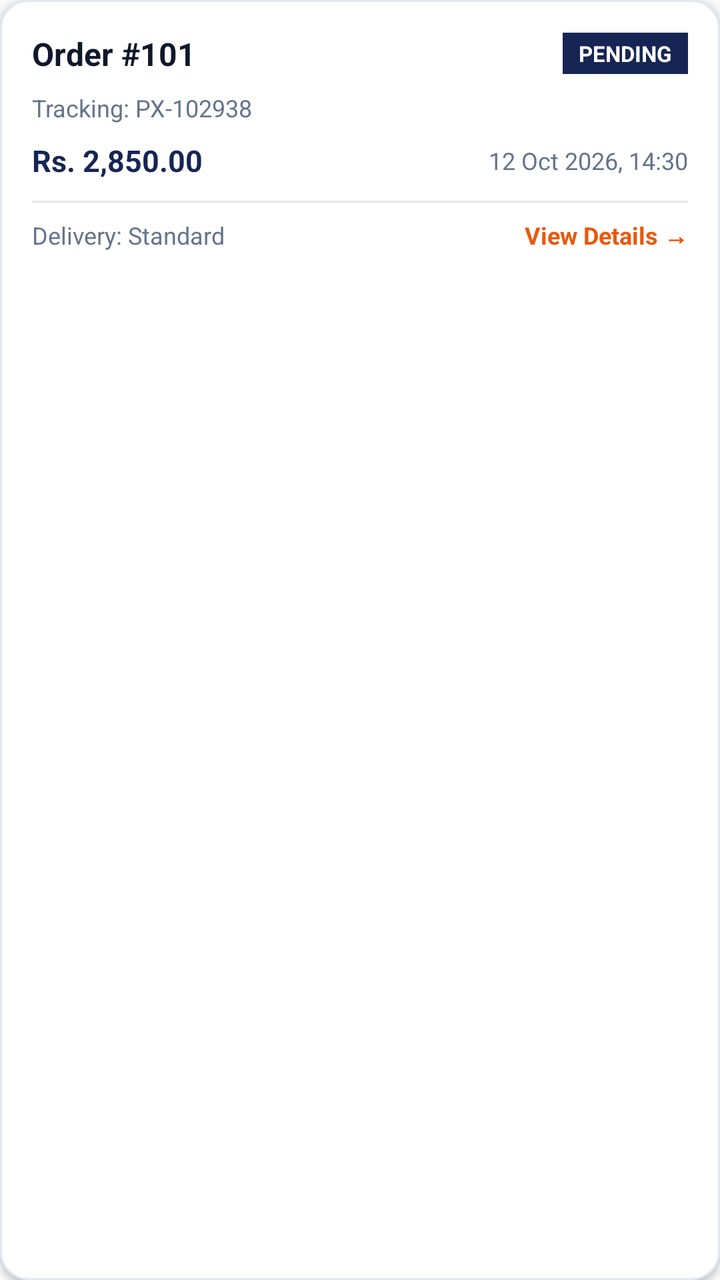
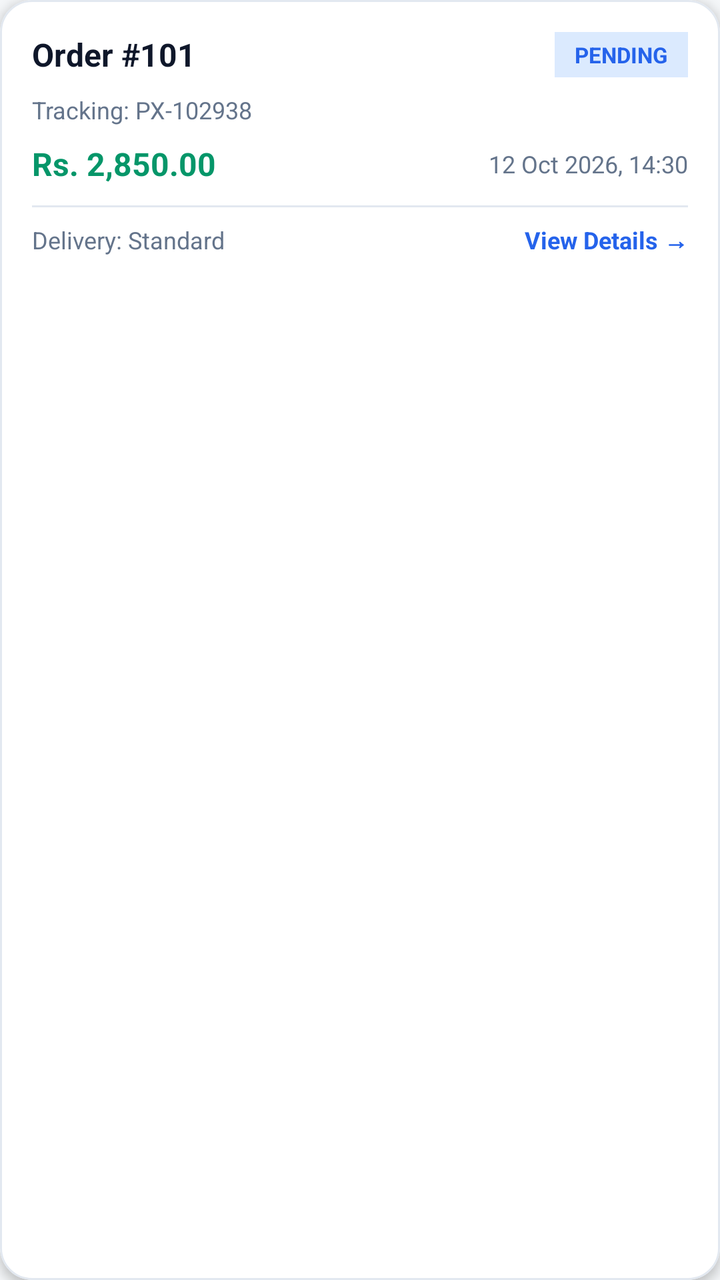

Screens rendered from an Android XML layout before and after an edit, with the pre-edit source and the edit as a unified diff.
<!-- AndroidManifest.xml: application theme Theme.PrintXpress -->
<!-- res/layout/item_order_card_full.xml -->
<?xml version="1.0" encoding="utf-8"?>
<com.google.android.material.card.MaterialCardView xmlns:android="http://schemas.android.com/apk/res/android"
    xmlns:app="http://schemas.android.com/apk/res-auto"
    android:layout_width="match_parent"
    android:layout_height="wrap_content"
    android:layout_marginBottom="12dp"
    app:cardCornerRadius="14dp"
    app:cardElevation="2dp"
    app:cardBackgroundColor="@color/surface"
    app:strokeWidth="1dp"
    app:strokeColor="@color/border">

    <LinearLayout
        android:layout_width="match_parent"
        android:layout_height="wrap_content"
        android:orientation="vertical"
        android:padding="16dp">

        <LinearLayout
            android:layout_width="match_parent"
            android:layout_height="wrap_content"
            android:orientation="horizontal"
            android:gravity="center_vertical"
            android:layout_marginBottom="8dp">

            <TextView
                android:id="@+id/tvOrderNumber"
                android:layout_width="0dp"
                android:layout_weight="1"
                android:layout_height="wrap_content"
                android:text="Order #101"
                android:textSize="16sp"
                android:textStyle="bold"
                android:textColor="@color/text_primary"/>

            <TextView
                android:id="@+id/tvOrderBadgeStatus"
                android:layout_width="wrap_content"
                android:layout_height="wrap_content"
                android:text="PENDING"
                android:textSize="11sp"
                android:textStyle="bold"
                android:textColor="@color/white"
                android:background="@color/primary"
                android:paddingHorizontal="8dp"
                android:paddingVertical="3dp"/>

        </LinearLayout>

        <TextView
            android:id="@+id/tvOrderTrackingCode"
            android:layout_width="wrap_content"
            android:layout_height="wrap_content"
            android:text="Tracking: PX-102938"
            android:textSize="12sp"
            android:textColor="@color/text_secondary"
            android:layout_marginBottom="8dp"/>

        <LinearLayout
            android:layout_width="match_parent"
            android:layout_height="wrap_content"
            android:orientation="horizontal"
            android:gravity="center_vertical"
            android:layout_marginBottom="10dp">

            <TextView
                android:id="@+id/tvOrderTotalAmount"
                android:layout_width="0dp"
                android:layout_weight="1"
                android:layout_height="wrap_content"
                android:text="Rs. 2,850.00"
                android:textSize="15sp"
                android:textStyle="bold"
                android:textColor="@color/primary"/>

            <TextView
                android:id="@+id/tvOrderTimestamp"
                android:layout_width="wrap_content"
                android:layout_height="wrap_content"
                android:text="12 Oct 2026, 14:30"
                android:textSize="12sp"
                android:textColor="@color/text_secondary"/>

        </LinearLayout>

        <View
            android:layout_width="match_parent"
            android:layout_height="1dp"
            android:background="@color/border"
            android:layout_marginBottom="8dp"/>

        <LinearLayout
            android:layout_width="match_parent"
            android:layout_height="wrap_content"
            android:orientation="horizontal"
            android:gravity="center_vertical">

            <TextView
                android:id="@+id/tvOrderDeliverySummary"
                android:layout_width="0dp"
                android:layout_weight="1"
                android:layout_height="wrap_content"
                android:text="Delivery: Standard"
                android:textSize="12sp"
                android:textColor="@color/text_secondary"/>

            <TextView
                android:layout_width="wrap_content"
                android:layout_height="wrap_content"
                android:text="View Details →"
                android:textSize="12sp"
                android:textStyle="bold"
                android:textColor="@color/secondary"/>

        </LinearLayout>

    </LinearLayout>

</com.google.android.material.card.MaterialCardView>
<!-- resources referenced by this layout -->
<resources>
  <color name="border">#E2E8F0</color>
  <color name="primary">#172554</color>
  <color name="secondary">#EA580C</color>
  <color name="surface">#FFFFFF</color>
  <color name="text_primary">#0F172A</color>
  <color name="text_secondary">#64748B</color>
  <color name="white">#FFFFFF</color>
  <style name="Theme.PrintXpress" parent="Theme.MaterialComponents.DayNight.NoActionBar">
          <item name="colorPrimary">@color/primary</item>
          <item name="colorPrimaryVariant">@color/primary_variant</item>
          <item name="colorSecondary">@color/secondary</item>
          <item name="colorSecondaryVariant">@color/secondary_variant</item>
          <item name="android:statusBarColor">@color/primary_variant</item>
          <item name="android:windowBackground">@color/background</item>
          <item name="colorSurface">@color/surface</item>
          <item name="colorOnSurface">@color/text_primary</item>
      </style>
  <color name="primary_variant">#0F172A</color>
  <color name="secondary_variant">#C2410C</color>
  <color name="background">#F8FAFC</color>
</resources>

<!-- the commit's change to res/layout/item_order_card_full.xml (unified diff, before → after) -->
@@ -4,11 +4,11 @@
     android:layout_width="match_parent"
     android:layout_height="wrap_content"
     android:layout_marginBottom="12dp"
-    app:cardCornerRadius="14dp"
-    app:cardElevation="2dp"
+    app:cardCornerRadius="16dp"
+    app:cardElevation="3dp"
     app:cardBackgroundColor="@color/surface"
     app:strokeWidth="1dp"
-    app:strokeColor="@color/border">
+    app:strokeColor="@color/card_stroke">
 
     <LinearLayout
         android:layout_width="match_parent"
@@ -40,10 +40,10 @@
                 android:text="PENDING"
                 android:textSize="11sp"
                 android:textStyle="bold"
-                android:textColor="@color/white"
-                android:background="@color/primary"
-                android:paddingHorizontal="8dp"
-                android:paddingVertical="3dp"/>
+                android:textColor="#2563EB"
+                android:background="#DBEAFE"
+                android:paddingHorizontal="10dp"
+                android:paddingVertical="4dp"/>
 
         </LinearLayout>
 
@@ -69,9 +69,9 @@
                 android:layout_weight="1"
                 android:layout_height="wrap_content"
                 android:text="Rs. 2,850.00"
-                android:textSize="15sp"
+                android:textSize="16sp"
                 android:textStyle="bold"
-                android:textColor="@color/primary"/>
+                android:textColor="#059669"/>
 
             <TextView
                 android:id="@+id/tvOrderTimestamp"
@@ -110,7 +110,7 @@
                 android:text="View Details →"
                 android:textSize="12sp"
                 android:textStyle="bold"
-                android:textColor="@color/secondary"/>
+                android:textColor="@color/primary"/>
 
         </LinearLayout>
 
<!-- resource entries referenced after the edit -->
@@ -1,12 +1,12 @@
 <!-- resources referenced by this layout -->
 <resources>
   <color name="border">#E2E8F0</color>
-  <color name="primary">#172554</color>
-  <color name="secondary">#EA580C</color>
+  <color name="card_stroke">#E2E8F0</color>
+  <color name="primary">#2563EB</color>
+  <color name="secondary">#FF9F1C</color>
   <color name="surface">#FFFFFF</color>
   <color name="text_primary">#0F172A</color>
   <color name="text_secondary">#64748B</color>
-  <color name="white">#FFFFFF</color>
   <style name="Theme.PrintXpress" parent="Theme.MaterialComponents.DayNight.NoActionBar">
           <item name="colorPrimary">@color/primary</item>
           <item name="colorPrimaryVariant">@color/primary_variant</item>
@@ -17,8 +17,8 @@
           <item name="colorSurface">@color/surface</item>
           <item name="colorOnSurface">@color/text_primary</item>
       </style>
-  <color name="primary_variant">#0F172A</color>
-  <color name="secondary_variant">#C2410C</color>
-  <color name="background">#F8FAFC</color>
+  <color name="primary_variant">#172554</color>
+  <color name="secondary_variant">#EA580C</color>
+  <color name="background">#F4F6F8</color>
 </resources>
 
